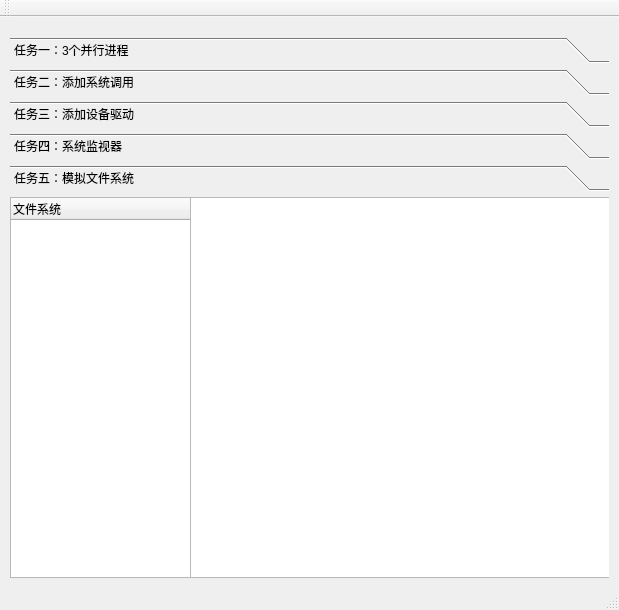
First picture: the form in OS-design/mainwindow.ui, repository huieric/OS-project, before the edit.
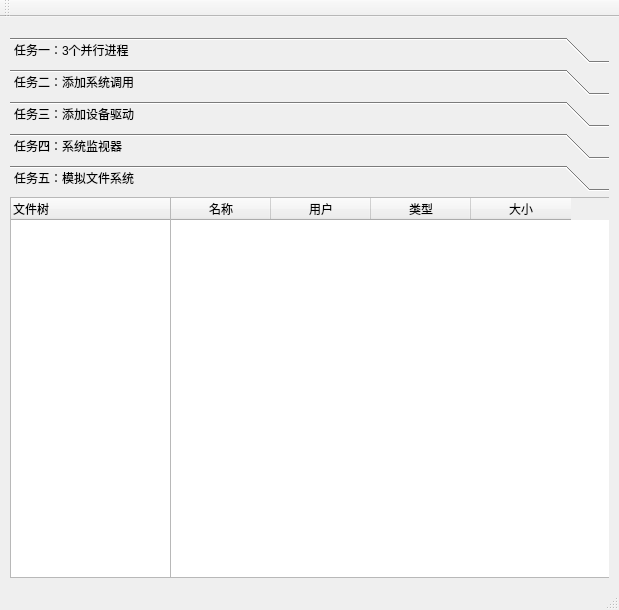
Second picture: the form after the edit. The open tabs and pages were chosen to show the change.

```diff
--- a/OS-design/mainwindow.ui
+++ b/OS-design/mainwindow.ui
@@ -458,25 +458,45 @@
           <rect>
            <x>0</x>
            <y>0</y>
-           <width>181</width>
+           <width>161</width>
            <height>381</height>
           </rect>
          </property>
          <column>
           <property name="text">
-           <string>文件系统</string>
+           <string>文件树</string>
           </property>
          </column>
         </widget>
-        <widget class="QPlainTextEdit" name="plainTextEdit">
+        <widget class="QTableWidget" name="tableWidget_2">
          <property name="geometry">
           <rect>
-           <x>180</x>
+           <x>160</x>
            <y>0</y>
-           <width>441</width>
+           <width>461</width>
            <height>381</height>
           </rect>
          </property>
+         <column>
+          <property name="text">
+           <string>名称</string>
+          </property>
+         </column>
+         <column>
+          <property name="text">
+           <string>用户</string>
+          </property>
+         </column>
+         <column>
+          <property name="text">
+           <string>类型</string>
+          </property>
+         </column>
+         <column>
+          <property name="text">
+           <string>大小</string>
+          </property>
+         </column>
         </widget>
        </widget>
       </widget>
```
Left out of the diff: 2 changed lines with no effect on the pictures.
